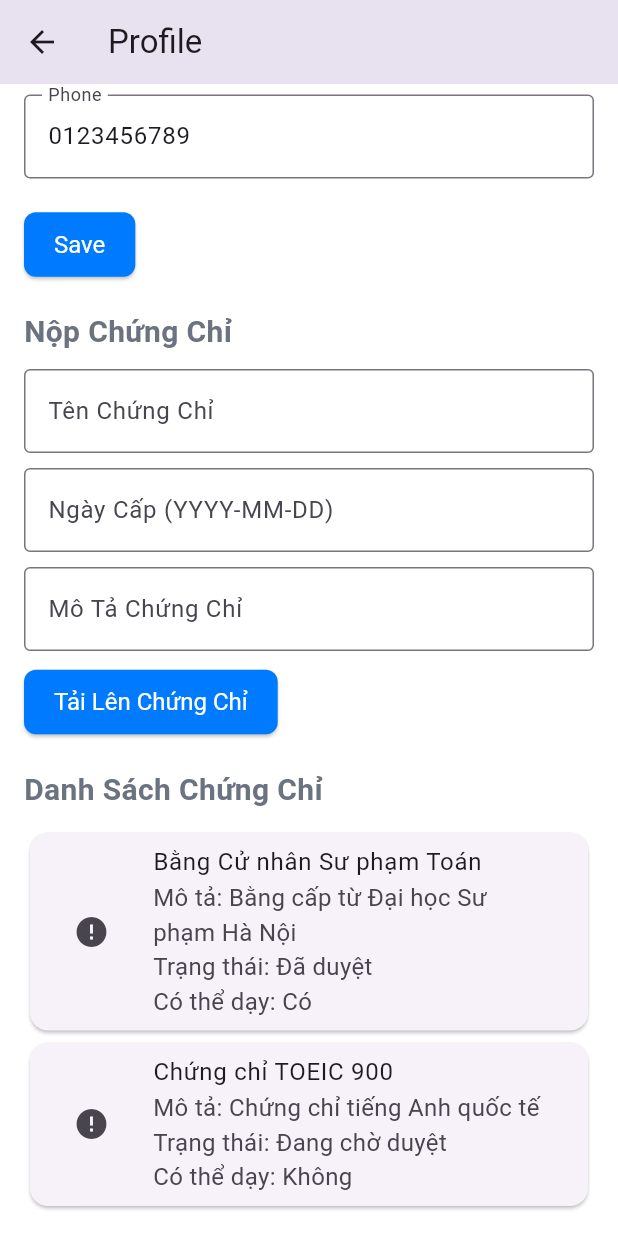
After one commit to LamTanPhu/EXE201_Tutor, a Flutter app: the TutorProfileScreen screen opened by its route, scrolled down 453 dp, after a tap on "Tải Lên Chứng Chỉ", on a phone screen of 412 x 824 dp. The commit adds this screen. Run offline on Flutter 3.47's test engine with Material 3 defaults, Android fonts, the phone set to English and light mode, and no system bars; drawn by our look-alikes of cached_network_image; our stand-ins replace file_picker, fluttertoast; network calls fail.

Commit message:
submit certificate

```diff
--- /dev/null
+++ b/lib/features/account/tutor_profile_screen.dart
@@ -0,0 +1,290 @@
+import 'package:flutter/material.dart';
+import 'package:file_picker/file_picker.dart';
+import 'package:cached_network_image/cached_network_image.dart';
+import 'package:intl/intl.dart';
+
+
+
+class TutorProfileScreen extends StatefulWidget {
+  const TutorProfileScreen({super.key});
+
+  @override
+  _TutorProfileScreenState createState() => _TutorProfileScreenState();
+}
+
+class _TutorProfileScreenState extends State<TutorProfileScreen> {
+  // Fake data for tutor profile
+  Map<String, dynamic> tutorData = {
+    "account": {
+      "fullName": "Nguyễn Văn A",
+      "email": "nguyenvana@example.com",
+      "phone": "0123456789",
+      "role": "Tutor",
+      "status": "Active",
+      "avatar": "https://example.com/avatars/nguyenvana.jpg",
+      "balance": 1500000.0,
+      "createdAt": "2025-05-21T02:23:37.540Z"
+    },
+    "certifications": [
+      {
+        "name": "Bằng Cử nhân Sư phạm Toán",
+        "description": "Bằng cấp từ Đại học Sư phạm Hà Nội",
+        "image": ["https://example.com/certificates/math_degree.jpg"],
+        "experience": 5,
+        "isChecked": true,
+        "isCanTeach": true,
+      },
+      {
+        "_id": "cert_002",
+        "name": "Chứng chỉ TOEIC 900",
+        "description": "Chứng chỉ tiếng Anh quốc tế",
+        "image": ["https://example.com/certificates/toeic_900.jpg"],
+        "experience": 2,
+        "isChecked": false,
+        "isCanTeach": false,
+        "createBy": "tutor_123"
+      }
+    ]
+  };
+
+  // Controllers for input fields
+  final TextEditingController _nameController = TextEditingController();
+  final TextEditingController _emailController = TextEditingController();
+  final TextEditingController _phoneController = TextEditingController();
+  final TextEditingController _certificateNameController = TextEditingController();
+  final TextEditingController _certificateDateController = TextEditingController();
+  final TextEditingController _certificateDescController = TextEditingController();
+
+  @override
+  void initState() {
+    super.initState();
+    // Initialize controllers with fake data
+    _nameController.text = tutorData['account']['fullName'];
+    _emailController.text = tutorData['account']['email'];
+    _phoneController.text = tutorData['account']['phone'];
+  }
+
+  // Function to simulate file upload
+  Future<void> _uploadCertificate() async {
+    FilePickerResult? result = await FilePicker.platform.pickFiles(
+      type: FileType.custom,
+      allowedExtensions: ['pdf', 'jpg', 'png'],
+    );
+
+    if (result != null) {
+      String fileName = result.files.single.name;
+      setState(() {
+        tutorData['certifications'].add({
+          "_id": "cert_${DateTime.now().millisecondsSinceEpoch}",
+          "name": _certificateNameController.text.isNotEmpty
+              ? _certificateNameController.text
+              : fileName,
+          "description": _certificateDescController.text,
+          "image": ["https://example.com/certificates/$fileName"],
+          "experience": 0,
+          "isChecked": false,
+          "isCanTeach": false,
+          "createBy": tutorData['account']['_id']
+        });
+        _certificateNameController.clear();
+        _certificateDateController.clear();
+        _certificateDescController.clear();
+      });
+      ScaffoldMessenger.of(context).showSnackBar(
+        SnackBar(content: Text('Đã nộp chứng chỉ: $fileName')),
+      );
+    }
+  }
+
+  // Function to simulate avatar upload
+  Future<void> _uploadAvatar() async {
+    FilePickerResult? result = await FilePicker.platform.pickFiles(
+      type: FileType.image,
+      allowedExtensions: ['jpg', 'png'],
+    );
+
+    if (result != null) {
+      String fileName = result.files.single.name;
+      setState(() {
+        tutorData['account']['avatar'] = "https://example.com/avatars/$fileName";
+      });
+      ScaffoldMessenger.of(context).showSnackBar(
+        SnackBar(content: Text('Đã cập nhật ảnh đại diện')),
+      );
+    }
+  }
+
+  @override
+  Widget build(BuildContext context) {
+    final NumberFormat currencyFormat = NumberFormat.currency(locale: 'vi_VN', symbol: '₫');
+
+    return Scaffold(
+      appBar: AppBar(
+        title: const Text('Profile'),
+      ),
+      body: SingleChildScrollView(
+        padding: const EdgeInsets.all(16.0),
+        child: Column(
+          crossAxisAlignment: CrossAxisAlignment.start,
+          children: [
+            // Avatar Section
+            const SizedBox(height: 10),
+            Center(
+              child: GestureDetector(
+                onTap: _uploadAvatar,
+                child: CircleAvatar(
+                  radius: 50,
+                  backgroundImage: tutorData['account']['avatar'] != null &&
+                          tutorData['account']['avatar'].isNotEmpty
+                      ? CachedNetworkImageProvider(tutorData['account']['avatar'])
+                      : null,
+                  child: tutorData['account']['avatar'] == null ||
+                          tutorData['account']['avatar'].isEmpty
+                      ? const Icon(Icons.person, size: 50)
+                      : null,
+                ),
+              ),
+            ),
+            const SizedBox(height: 10),
+            Center(
+              child: ElevatedButton(
+                onPressed: _uploadAvatar,
+                child: const Text('Upload avatar'),
+              ),
+            ),
+            const SizedBox(height: 20),
+
+            // Balance Section
+            const Text(
+              'Balance',
+              style: TextStyle(fontSize: 20, fontWeight: FontWeight.bold),
+            ),
+            const SizedBox(height: 10),
+            Text(
+              currencyFormat.format(tutorData['account']['balance']),
+              style: const TextStyle(fontSize: 18, color: Colors.green),
+            ),
+            const SizedBox(height: 20),
+
+            // Personal Information Section
+            const Text(
+              'Information',
+              style: TextStyle(fontSize: 20, fontWeight: FontWeight.bold),
+            ),
+            const SizedBox(height: 10),
+            TextField(
+              controller: _nameController,
+              decoration: const InputDecoration(
+                labelText: 'Fullname',
+                border: OutlineInputBorder(),
+              ),
+            ),
+            const SizedBox(height: 10),
+            TextField(
+              controller: _emailController,
+              decoration: const InputDecoration(
+                labelText: 'Email',
+                border: OutlineInputBorder(),
+              ),
+            ),
+            const SizedBox(height: 10),
+            TextField(
+              controller: _phoneController,
+              decoration: const InputDecoration(
+                labelText: 'Phone',
+                border: OutlineInputBorder(),
+              ),
+            ),
+            const SizedBox(height: 20),
+            ElevatedButton(
+              onPressed: () {
+                setState(() {
+                  tutorData['account']['fullName'] = _nameController.text;
+                  tutorData['account']['email'] = _emailController.text;
+                  tutorData['account']['phone'] = _phoneController.text;
+                });
+                ScaffoldMessenger.of(context).showSnackBar(
+                  const SnackBar(content: Text('Update successfully')),
+                );
+              },
+              child: const Text('Save'),
+            ),
+            const SizedBox(height: 20),
+
+            // Certificate Upload Section
+            const Text(
+              'Nộp Chứng Chỉ',
+              style: TextStyle(fontSize: 20, fontWeight: FontWeight.bold),
+            ),
+            const SizedBox(height: 10),
+            TextField(
+              controller: _certificateNameController,
+              decoration: const InputDecoration(
+                labelText: 'Tên Chứng Chỉ',
+                border: OutlineInputBorder(),
+              ),
+            ),
+            const SizedBox(height: 10),
+            TextField(
+              controller: _certificateDateController,
+              decoration: const InputDecoration(
+                labelText: 'Ngày Cấp (YYYY-MM-DD)',
+                border: OutlineInputBorder(),
+              ),
+            ),
+            const SizedBox(height: 10),
+            TextField(
+              controller: _certificateDescController,
+              decoration: const InputDecoration(
+                labelText: 'Mô Tả Chứng Chỉ',
+                border: OutlineInputBorder(),
+              ),
+            ),
+            const SizedBox(height: 10),
+            ElevatedButton(
+              onPressed: _uploadCertificate,
+              child: const Text('Tải Lên Chứng Chỉ'),
+            ),
+            const SizedBox(height: 20),
+
+            // Certificates List Section
+            const Text(
+              'Danh Sách Chứng Chỉ',
+              style: TextStyle(fontSize: 20, fontWeight: FontWeight.bold),
+            ),
+            const SizedBox(height: 10),
+            tutorData['certifications'].isEmpty
+                ? const Text('Chưa có chứng chỉ nào.')
+                : ListView.builder(
+                    shrinkWrap: true,
+                    physics: const NeverScrollableScrollPhysics(),
+                    itemCount: tutorData['certifications'].length,
+                    itemBuilder: (context, index) {
+                      return Card(
+                        child: ListTile(
+                          leading: tutorData['certifications'][index]['image'].isNotEmpty
+                              ? CachedNetworkImage(
+                                  imageUrl: tutorData['certifications'][index]['image'][0],
+                                  width: 50,
+                                  height: 50,
+                                  fit: BoxFit.cover,
+                                  placeholder: (context, url) => const CircularProgressIndicator(),
+                                  errorWidget: (context, url, error) => const Icon(Icons.error),
+                                )
+                              : const Icon(Icons.description),
+                          title: Text(tutorData['certifications'][index]['name']),
+                          subtitle: Text(
+                            'Mô tả: ${tutorData['certifications'][index]['description']}\n'
+                            'Trạng thái: ${tutorData['certifications'][index]['isChecked'] ? 'Đã duyệt' : 'Đang chờ duyệt'}\n'
+                            'Có thể dạy: ${tutorData['certifications'][index]['isCanTeach'] ? 'Có' : 'Không'}',
+                          ),
+                        ),
+                      );
+                    },
+                  ),
+          ],
+        ),
+      ),
+    );
+  }
+}
--- a/lib/routes/app_routes.dart
+++ b/lib/routes/app_routes.dart
@@ -1,5 +1,7 @@
 import 'package:flutter/material.dart';
+import 'package:tutor/features/account/tutor_profile_screen.dart';
 import 'package:tutor/features/certification/register_tutor_screen.dart';
+import 'package:tutor/features/certification/review_certification_screen.dart';
 import '../features/authentication/screens/login_screen.dart';
 import '../features/authentication/screens/signup_screen.dart';
 import '../features/authentication/screens/verify_otp_screen.dart';
@@ -10,7 +12,9 @@ class AppRoutes {
   static const String signup = '/signup';
   static const String verifyOtp = '/verify-otp';
   static const String home = '/home'; // New route
-  static const String tutor = '/tutor';
+  static const String tutor = '/signup/tutor';
+  static const String tutorInfo = '/tutor';
+  static const String review = '/admin/certifications/review';
 
   static Route<dynamic> generateRoute(RouteSettings settings) {
     switch (settings.name) {
@@ -25,6 +29,10 @@ class AppRoutes {
         return MaterialPageRoute(builder: (_) => const HomeScreen());
       case tutor:
         return MaterialPageRoute(builder: (_) => const RegisterTutorScreen());
+      case tutorInfo:
+        return MaterialPageRoute(builder: (_) => const TutorProfileScreen());
+        case review:
+        return MaterialPageRoute(builder: (_) => const ReviewCertificationScreen());
       default:
         return MaterialPageRoute(
           builder:
--- a/pubspec.yaml
+++ b/pubspec.yaml
@@ -36,6 +36,9 @@ dependencies:
   # Use with the CupertinoIcons class for iOS style icons.
   cupertino_icons: ^1.0.8
   fluttertoast: ^8.2.12
+  file_picker: ^10.1.9
+  cached_network_image: ^3.4.1
+  intl: ^0.20.2
 
 dev_dependencies:
   flutter_test:
```
Also changed, not shown: lib/features/certification/review_certification_screen.dart (added, +157 -0 lines), lib/features/certification/submit_certificate_screen.dart (added, +145 -0 lines), lib/features/dashboard/admin_dashboard_screen.dart (added, +15 -0 lines), lib/services/api_service.dart (+22 -0 lines), lib/features/account/user_profile_screen.dart (added), pubspec.lock, 1 other file.
